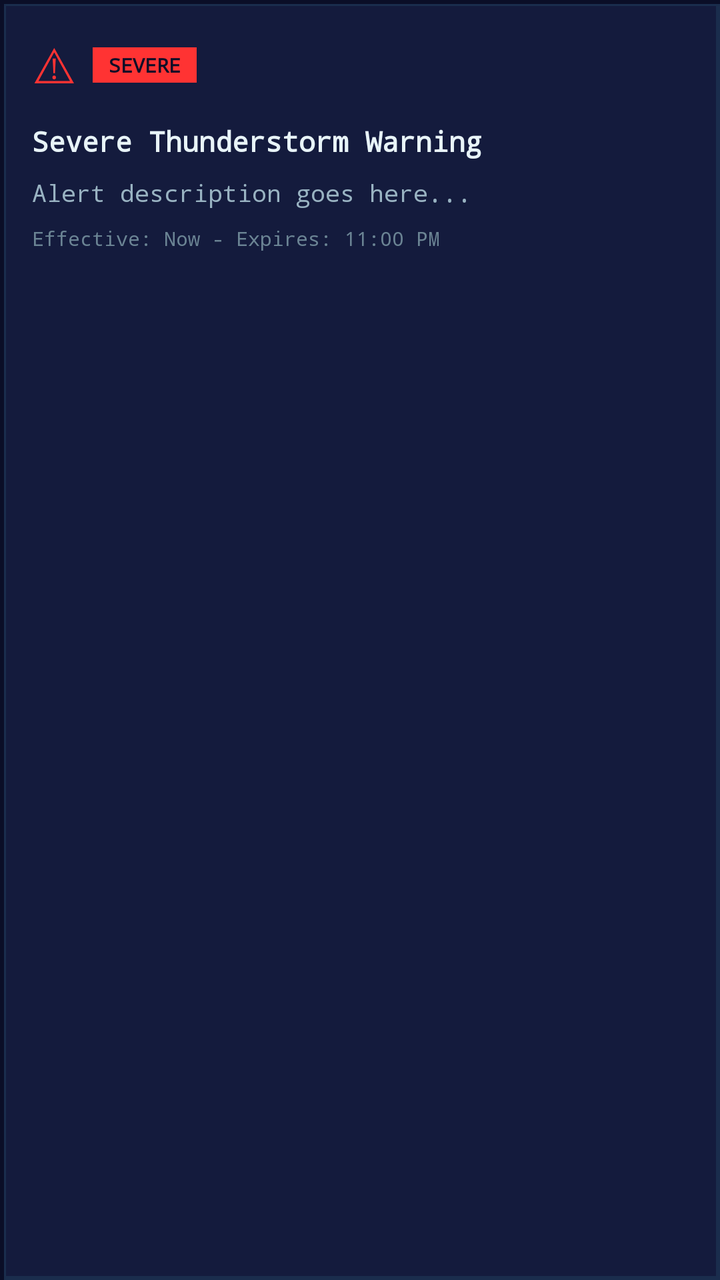
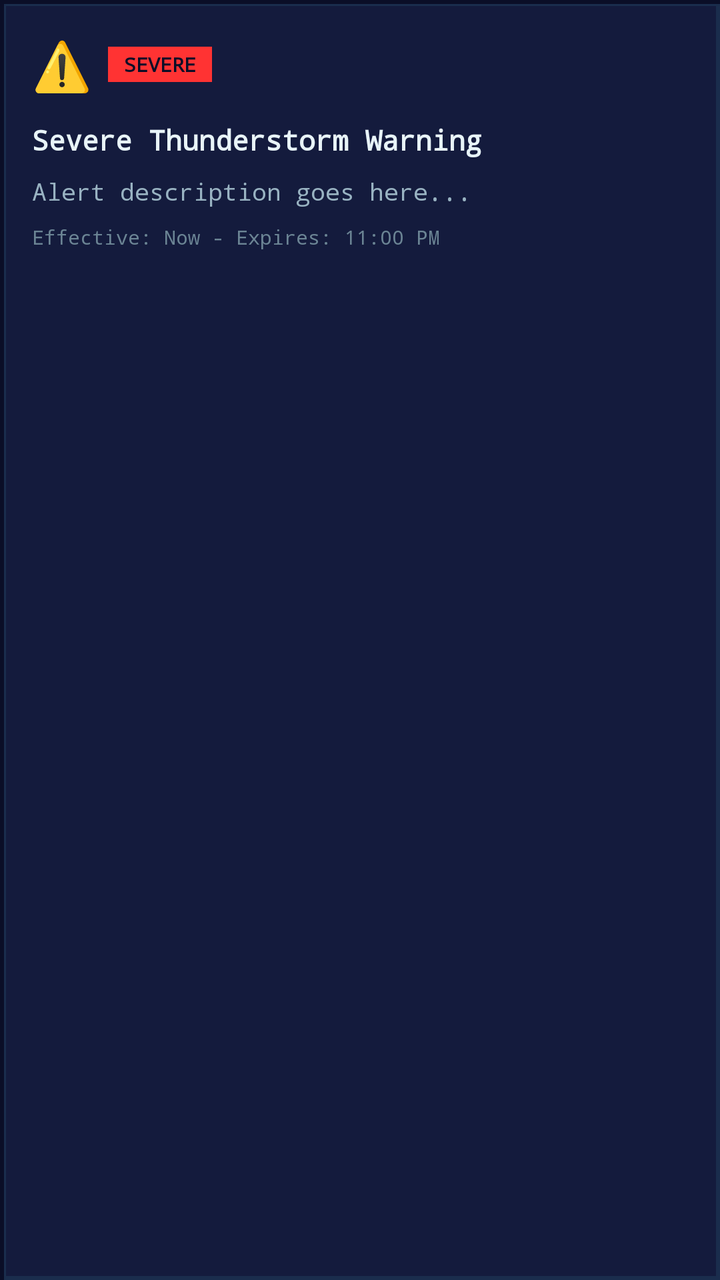

Before-and-after screenshots of an Android layout around one commit, followed by the original layout XML and the change that was made.
<!-- AndroidManifest.xml: application theme Theme.SimWeather -->
<!-- res/layout/item_alert.xml -->
<?xml version="1.0" encoding="utf-8"?>
<LinearLayout xmlns:android="http://schemas.android.com/apk/res/android"
    android:layout_width="match_parent"
    android:layout_height="wrap_content"
    android:layout_marginBottom="8dp"
    android:background="@drawable/sc3k_panel_bg"
    android:orientation="vertical">

    <LinearLayout
        android:layout_width="match_parent"
        android:layout_height="wrap_content"
        android:orientation="vertical"
        android:padding="16dp">

        <LinearLayout
            android:layout_width="match_parent"
            android:layout_height="wrap_content"
            android:gravity="center_vertical"
            android:orientation="horizontal">

            <TextView
                android:layout_width="wrap_content"
                android:layout_height="wrap_content"
                android:fontFamily="monospace"
                android:text="⚠"
                android:textColor="@color/sim_red"
                android:textSize="24sp" />

            <TextView
                android:id="@+id/tvAlertSeverity"
                android:layout_width="wrap_content"
                android:layout_height="wrap_content"
                android:layout_marginStart="8dp"
                android:background="@color/sim_red"
                android:fontFamily="monospace"
                android:paddingStart="8dp"
                android:paddingTop="2dp"
                android:paddingEnd="8dp"
                android:paddingBottom="2dp"
                android:text="SEVERE"
                android:textColor="@color/sim_dark_bg"
                android:textSize="10sp"
                android:textStyle="bold" />

        </LinearLayout>

        <TextView
            android:id="@+id/tvAlertHeadline"
            android:layout_width="match_parent"
            android:layout_height="wrap_content"
            android:layout_marginTop="12dp"
            android:fontFamily="monospace"
            android:text="Severe Thunderstorm Warning"
            android:textColor="@color/sim_text_primary"
            android:textSize="14sp"
            android:textStyle="bold" />

        <TextView
            android:id="@+id/tvAlertDesc"
            android:layout_width="match_parent"
            android:layout_height="wrap_content"
            android:layout_marginTop="8dp"
            android:fontFamily="monospace"
            android:text="Alert description goes here..."
            android:textColor="@color/sim_text_secondary"
            android:textSize="12sp" />

        <TextView
            android:id="@+id/tvAlertTime"
            android:layout_width="wrap_content"
            android:layout_height="wrap_content"
            android:layout_marginTop="8dp"
            android:fontFamily="monospace"
            android:text="Effective: Now - Expires: 11:00 PM"
            android:textColor="@color/sim_text_tertiary"
            android:textSize="10sp" />

    </LinearLayout>

</LinearLayout>
<!-- resources referenced by this layout -->
<resources>
  <color name="sim_dark_bg">#0A0E27</color>
  <color name="sim_red">#FF3333</color>
  <color name="sim_text_primary">#E8F4F8</color>
  <color name="sim_text_secondary">#99B3C2</color>
  <color name="sim_text_tertiary">#6B8494</color>
  <!-- drawable sc3k_panel_bg (drawable) -->
  <?xml version="1.0" encoding="utf-8"?>
  <layer-list xmlns:android="http://schemas.android.com/apk/res/android">
      
      <item>
          <shape android:shape="rectangle">
              <solid android:color="#0A0E27" />
              <corners android:radius="0dp" />
          </shape>
      </item>
  
      
      <item
          android:left="2dp"
          android:top="2dp">
          <shape android:shape="rectangle">
              <solid android:color="#1A2D4D" />
          </shape>
      </item>
  
      
      <item
          android:left="3dp"
          android:top="3dp"
          android:right="2dp"
          android:bottom="2dp">
          <shape android:shape="rectangle">
              <solid android:color="#141B3D" />
          </shape>
      </item>
  </layer-list>
  <style name="Theme.SimWeather" parent="Theme.MaterialComponents.DayNight.NoActionBar">
          
          <item name="colorPrimary">@color/sim_teal_primary</item>
          <item name="colorPrimaryVariant">@color/sim_teal_dark</item>
          <item name="colorOnPrimary">@color/sim_dark_bg</item>
          
          <item name="colorSecondary">@color/sim_cyan_bright</item>
          <item name="colorSecondaryVariant">@color/sim_teal_dark</item>
          <item name="colorOnSecondary">@color/sim_dark_bg</item>
          
          <item name="android:colorBackground">@color/sim_dark_bg</item>
          <item name="colorSurface">@color/sim_dark_surface</item>
          <item name="colorOnSurface">@color/sim_text_primary</item>
          
          <item name="android:statusBarColor">@color/sim_dark_bg</item>
          <item name="android:windowLightStatusBar">false</item>
          
          <item name="android:navigationBarColor">@color/sim_dark_bg</item>
      </style>
  <color name="sim_teal_primary">#00D9FF</color>
  <color name="sim_teal_dark">#0099CC</color>
  <color name="sim_cyan_bright">#00FFCC</color>
  <color name="sim_dark_surface">#141B3D</color>
</resources>

<!-- the commit's change to res/layout/item_alert.xml (unified diff, before → after) -->
@@ -22,7 +22,7 @@
                 android:layout_width="wrap_content"
                 android:layout_height="wrap_content"
                 android:fontFamily="monospace"
-                android:text="⚠"
+                android:text="@string/icon_warning"
                 android:textColor="@color/sim_red"
                 android:textSize="24sp" />
 
@@ -37,7 +37,7 @@
                 android:paddingTop="2dp"
                 android:paddingEnd="8dp"
                 android:paddingBottom="2dp"
-                android:text="SEVERE"
+                android:text="@string/label_severe"
                 android:textColor="@color/sim_dark_bg"
                 android:textSize="10sp"
                 android:textStyle="bold" />
@@ -50,7 +50,7 @@
             android:layout_height="wrap_content"
             android:layout_marginTop="12dp"
             android:fontFamily="monospace"
-            android:text="Severe Thunderstorm Warning"
+            android:text="@string/alert_title_placeholder"
             android:textColor="@color/sim_text_primary"
             android:textSize="14sp"
             android:textStyle="bold" />
@@ -61,7 +61,7 @@
             android:layout_height="wrap_content"
             android:layout_marginTop="8dp"
             android:fontFamily="monospace"
-            android:text="Alert description goes here..."
+            android:text="@string/alert_desc_placeholder"
             android:textColor="@color/sim_text_secondary"
             android:textSize="12sp" />
 
@@ -71,7 +71,7 @@
             android:layout_height="wrap_content"
             android:layout_marginTop="8dp"
             android:fontFamily="monospace"
-            android:text="Effective: Now - Expires: 11:00 PM"
+            android:text="@string/alert_time_placeholder"
             android:textColor="@color/sim_text_tertiary"
             android:textSize="10sp" />
 
<!-- resource entries referenced after the edit -->
@@ -36,6 +36,11 @@
           </shape>
       </item>
   </layer-list>
+  <string name="alert_desc_placeholder">Alert description goes here...</string>
+  <string name="alert_time_placeholder">Effective: Now - Expires: 11:00 PM</string>
+  <string name="alert_title_placeholder">Severe Thunderstorm Warning</string>
+  <string name="icon_warning">\u26A0\uFE0F</string>
+  <string name="label_severe">SEVERE</string>
   <style name="Theme.SimWeather" parent="Theme.MaterialComponents.DayNight.NoActionBar">
           
           <item name="colorPrimary">@color/sim_teal_primary</item>
